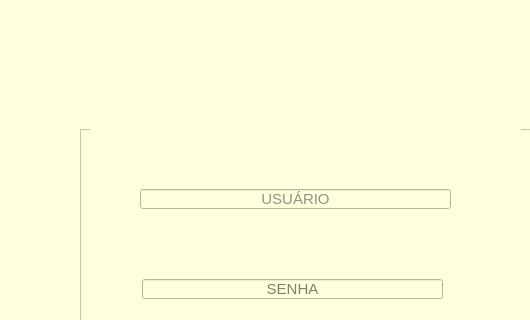
The window that gui/screen_save/login_screen.ui (danilobsilv/Pizzaria) describes before a commit, drawn with Qt 5; both pictures show x 0 to 530 and y 101 to 421 of the 621 by 575 pixel window.
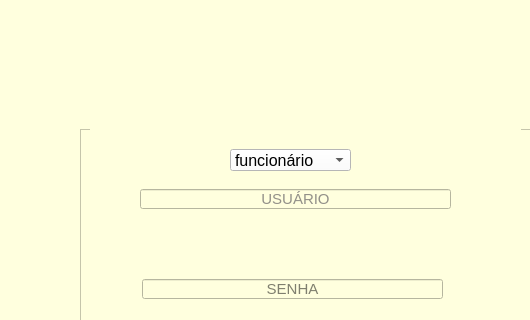
The same window after the commit. Icons and pictures are not drawn.

What changed in the file:
```diff
--- a/gui/screen_save/login_screen.ui
+++ b/gui/screen_save/login_screen.ui
@@ -114,6 +114,58 @@
       <string>ENTRAR</string>
      </property>
     </widget>
+    <widget class="QLabel" name="txt_aviso">
+     <property name="geometry">
+      <rect>
+       <x>60</x>
+       <y>100</y>
+       <width>311</width>
+       <height>20</height>
+      </rect>
+     </property>
+     <property name="font">
+      <font>
+       <pointsize>12</pointsize>
+      </font>
+     </property>
+     <property name="text">
+      <string/>
+     </property>
+     <property name="alignment">
+      <set>Qt::AlignCenter</set>
+     </property>
+    </widget>
+    <widget class="QComboBox" name="combo_cargo">
+     <property name="geometry">
+      <rect>
+       <x>150</x>
+       <y>20</y>
+       <width>121</width>
+       <height>22</height>
+      </rect>
+     </property>
+     <property name="font">
+      <font>
+       <pointsize>12</pointsize>
+      </font>
+     </property>
+     <property name="styleSheet">
+      <string notr="true">background-color: rgb(255, 255, 255);</string>
+     </property>
+     <property name="placeholderText">
+      <string/>
+     </property>
+     <item>
+      <property name="text">
+       <string>funcionário</string>
+      </property>
+     </item>
+     <item>
+      <property name="text">
+       <string>gerente</string>
+      </property>
+     </item>
+    </widget>
    </widget>
    <widget class="QLabel" name="label">
     <property name="geometry">
```
